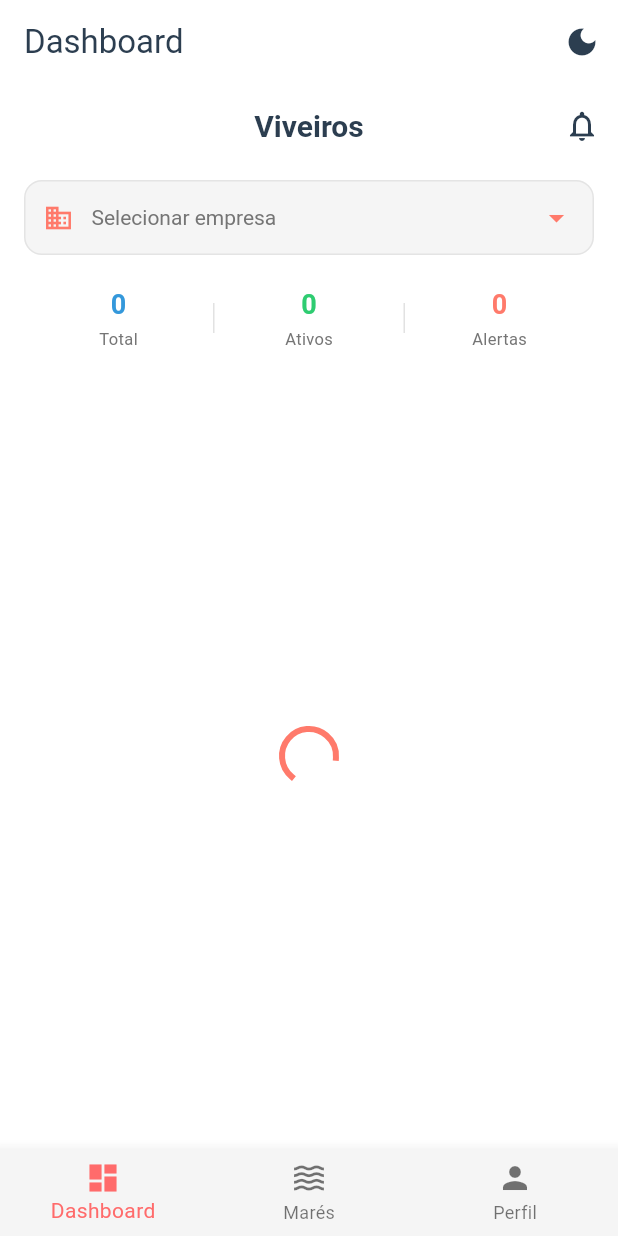
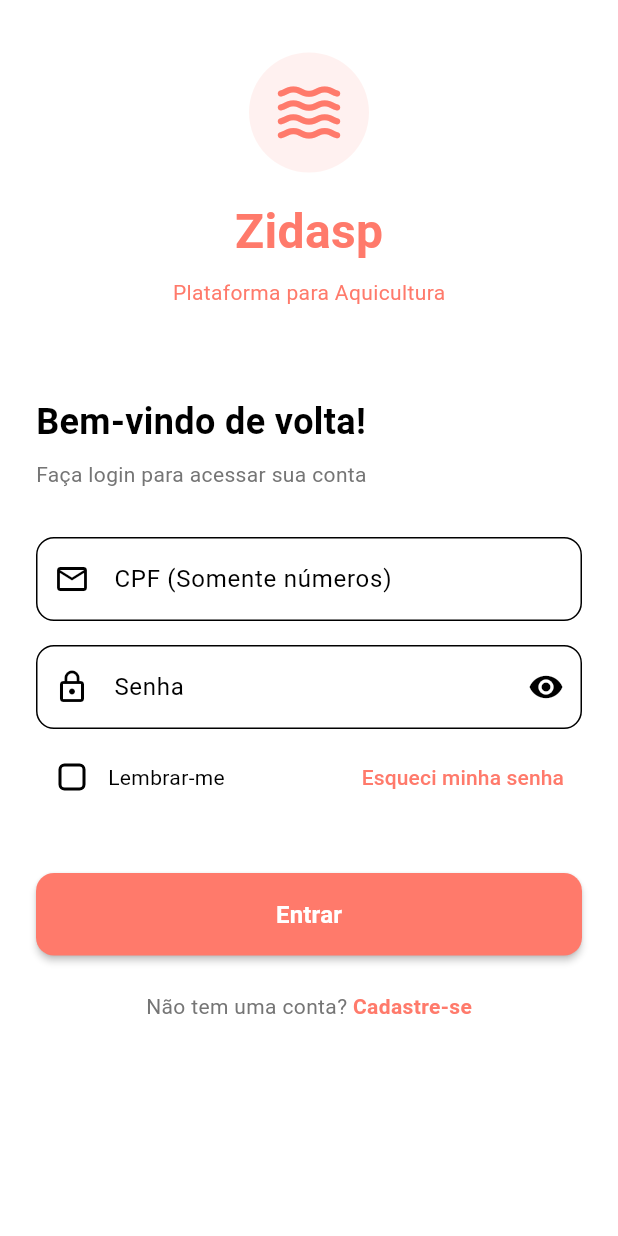
Before and after one commit to italomsilva/zidasp_app, a Flutter app: the first screen one second after launch, on a phone screen of 412 x 824 dp. Run offline on Flutter 3.47's test engine with Material 3 defaults, Android fonts, the phone set to English and light mode, and no system bars; our stand-ins replace dio, get_it, shared_preferences, signals.

Commit message:
feat: login page refactor: auth logic

```diff
--- a/lib/main.dart
+++ b/lib/main.dart
@@ -2,6 +2,7 @@
 import 'package:flutter/material.dart';
 import 'package:signals/signals_flutter.dart';
 import 'package:zidasp_app/core/di.dart';
+import 'package:zidasp_app/modules/auth/pages/login_page.dart';
 import 'core/theme/theme_controller.dart';
 import 'core/theme/app_theme.dart';
 import 'navigation/main_navigation.dart';
@@ -19,8 +20,7 @@ class ZidaspApp extends StatelessWidget {
   Widget build(BuildContext context) {
     final themeController = inject<ThemeController>();
 
-    return Watch(
-      (context) {
+    return Watch((context) {
       final themeMode = themeController.themeMode.value;
 
       return MaterialApp(
@@ -29,9 +29,12 @@ class ZidaspApp extends StatelessWidget {
         theme: AppTheme.lightTheme,
         darkTheme: AppTheme.darkTheme,
         themeMode: themeMode,
-          home: const MainNavigation(),
+        routes: {
+          '/login': (context) => const LoginPage(),
+          '/home': (context) => const MainNavigation(),
+        },
+        initialRoute: '/login',
       );
-      },
-    );
+    });
   }
 }
--- a/lib/modules/auth/auth_module.dart
+++ b/lib/modules/auth/auth_module.dart
@@ -1,4 +1,5 @@
 import 'package:get_it/get_it.dart';
+import 'package:zidasp_app/modules/auth/controllers/login_controller.dart';
 import '../../../modules/auth/repositories/user_repository.dart';
 import '../../../modules/auth/controllers/profile_controller.dart';
 
@@ -11,5 +12,9 @@ class AuthModule {
     getIt.registerFactory<ProfileController>(
       () => ProfileController(getIt<UserRepository>()),
     );
+
+    getIt.registerFactory<LoginController>(
+      () => LoginController(getIt<UserRepository>()),
+    );
   }
 }
--- /dev/null
+++ b/lib/modules/auth/controllers/login_controller.dart
@@ -0,0 +1,101 @@
+// lib/modules/auth/controllers/login_controller.dart
+import 'package:signals/signals.dart';
+import 'package:zidasp_app/modules/auth/repositories/user_repository.dart';
+
+enum LoginStatus { initial, loading, success, error }
+
+class LoginController {
+  final UserRepository _repository;
+
+  // Signals para campos do formulário
+  final documentInput = signal<String>('');
+  final passwordInput = signal<String>('');
+  final isPasswordVisible = signal<bool>(false);
+  final rememberMe = signal<bool>(false);
+
+  // Signals para validação
+  final documentError = signal<String?>(null);
+  final passwordError = signal<String?>(null);
+
+  // Signals para status do login
+  final status = signal<LoginStatus>(LoginStatus.initial);
+  final errorMessage = signal<String?>('');
+
+  // Computed para validar formulário
+  late final isFormValid = computed(() {
+    return documentInput.value.isNotEmpty &&
+        passwordInput.value.isNotEmpty;
+  });
+
+  LoginController(this._repository);
+
+  void setDocumentInput(String value) {
+    documentInput.value = value;
+    _validateDocument();
+  }
+
+  void setPasswordInput(String value) {
+    passwordInput.value = value;
+    _validatePassword();
+  }
+
+  void togglePasswordVisibility() {
+    isPasswordVisible.value = !isPasswordVisible.value;
+  }
+
+  void toggleRememberMe() {
+    rememberMe.value = !rememberMe.value;
+  }
+
+  void _validateDocument() {
+    if (documentInput.value.isEmpty) {
+      documentError.value = 'Documento é obrigatório';
+    } else {
+      documentError.value = null;
+    }
+  }
+
+  void _validatePassword() {
+    if (passwordInput.value.isEmpty) {
+      passwordError.value = 'Senha é obrigatória';
+    } else if (passwordInput.value.length < 6) {
+      passwordError.value = 'Senha deve ter pelo menos 6 caracteres';
+    } else {
+      passwordError.value = null;
+    }
+  }
+  Future<bool> login() async {
+    _validateDocument();
+    _validatePassword();
+
+    if (documentError.value != null || passwordError.value != null) {
+      return false;
+    }
+
+    status.value = LoginStatus.loading;
+    errorMessage.value = null;
+
+    try {
+      // Usar mockLogin por enquanto
+      final response = await _repository.login(documentInput.value, passwordInput.value);
+
+      // Se "lembrar-me" estiver marcado, salvar credenciais (apenas token!)
+      if (rememberMe.value) {
+        // Salvar token no SharedPreferences
+        // await _saveToken(response.token);
+      }
+
+      status.value = LoginStatus.success;
+      return true;
+    } catch (e) {
+      status.value = LoginStatus.error;
+      errorMessage.value = 'Erro inesperado. Tente novamente.';
+      return false;
+    }
+  }
+
+  void reset() {
+    status.value = LoginStatus.initial;
+    errorMessage.value = null;
+  }
+}
--- /dev/null
+++ b/lib/modules/auth/pages/login_page.dart
@@ -0,0 +1,332 @@
+// lib/modules/auth/pages/login_page.dart
+import 'package:flutter/material.dart';
+import 'package:signals/signals_flutter.dart';
+import '../../../core/di.dart';
+import '../../../core/theme/app_theme.dart';
+import '../controllers/login_controller.dart';
+
+class LoginPage extends StatefulWidget {
+  const LoginPage({Key? key}) : super(key: key);
+
+  @override
+  State<LoginPage> createState() => _LoginPageState();
+}
+
+class _LoginPageState extends State<LoginPage> {
+  late final controller = inject<LoginController>();
+
+  final _emailFocus = FocusNode();
+  final _passwordFocus = FocusNode();
+
+  @override
+  void dispose() {
+    _emailFocus.dispose();
+    _passwordFocus.dispose();
+    super.dispose();
+  }
+
+  @override
+  Widget build(BuildContext context) {
+    return Scaffold(
+      body: SafeArea(
+        child: CustomScrollView(
+          slivers: [
+            // Header com ilustração
+            SliverToBoxAdapter(
+              child: Container(
+                height: 240,
+                child: Center(
+                  child: Column(
+                    mainAxisAlignment: MainAxisAlignment.center,
+                    children: [
+                      Container(
+                        width: 80,
+                        height: 80,
+                        decoration: BoxDecoration(
+                          color: AppColors.shrimpAlert.withOpacity(0.1),
+                          shape: BoxShape.circle,
+                        ),
+                        child: const Icon(
+                          Icons.waves_rounded,
+                          size: 50,
+                          color: AppColors.shrimpAlert,
+                        ),
+                      ),
+                      const SizedBox(height: 16),
+                      const Text(
+                        'Zidasp',
+                        style: TextStyle(
+                          fontSize: 32,
+                          fontWeight: FontWeight.bold,
+                          color: AppColors.shrimpAlert,
+                        ),
+                      ),
+                      const SizedBox(height: 8),
+                      Text(
+                        'Plataforma para Aquicultura',
+                        style: TextStyle(
+                          fontSize: 14,
+                          color: AppColors.shrimpAlert,
+                        ),
+                      ),
+                    ],
+                  ),
+                ),
+              ),
+            ),
+
+            // Formulário de login
+            SliverToBoxAdapter(
+              child: Padding(
+                padding: const EdgeInsets.all(24),
+                child: Column(
+                  crossAxisAlignment: CrossAxisAlignment.stretch,
+                  children: [
+                    // Título do formulário
+                    const Text(
+                      'Bem-vindo de volta!',
+                      style: TextStyle(
+                        fontSize: 24,
+                        fontWeight: FontWeight.bold,
+                      ),
+                    ),
+                    const SizedBox(height: 8),
+                    Text(
+                      'Faça login para acessar sua conta',
+                      style: TextStyle(
+                        fontSize: 14,
+                        color: Colors.grey.shade600,
+                      ),
+                    ),
+
+                    const SizedBox(height: 32),
+
+                    // Campo de documento
+                    Watch(
+                      (context) => TextField(
+                        onChanged: controller.setDocumentInput,
+                        focusNode: _emailFocus,
+                        keyboardType: TextInputType.emailAddress,
+                        textInputAction: TextInputAction.next,
+                        onEditingComplete: () {
+                          _emailFocus.unfocus();
+                          FocusScope.of(context).requestFocus(_passwordFocus);
+                        },
+                        decoration: InputDecoration(
+                          labelText: 'CPF (Somente números)',
+                          hintText: '12345678900',
+                          prefixIcon: const Icon(Icons.email_outlined),
+                          errorText: controller.documentError.value,
+                          border: OutlineInputBorder(
+                            borderRadius: BorderRadius.circular(12),
+                          ),
+                          focusedBorder: OutlineInputBorder(
+                            borderRadius: BorderRadius.circular(12),
+                            borderSide: BorderSide(
+                              color: AppColors.shrimpAlert,
+                              width: 2,
+                            ),
+                          ),
+                        ),
+                      ),
+                    ),
+
+                    const SizedBox(height: 16),
+
+                    // Campo de senha
+                    Watch(
+                      (context) => TextField(
+                        onChanged: controller.setPasswordInput,
+                        focusNode: _passwordFocus,
+                        obscureText: !controller.isPasswordVisible.value,
+                        textInputAction: TextInputAction.done,
+                        onEditingComplete: () async {
+                          _passwordFocus.unfocus();
+                          if (controller.isFormValid.value) {
+                            await _handleLogin();
+                          }
+                        },
+                        decoration: InputDecoration(
+                          labelText: 'Senha',
+                          hintText: '',
+                          prefixIcon: const Icon(Icons.lock_outline),
+                          suffixIcon: IconButton(
+                            icon: Icon(
+                              controller.isPasswordVisible.value
+                                  ? Icons.visibility_off
+                                  : Icons.visibility,
+                            ),
+                            onPressed: controller.togglePasswordVisibility,
+                          ),
+                          errorText: controller.passwordError.value,
+                          border: OutlineInputBorder(
+                            borderRadius: BorderRadius.circular(12),
+                          ),
+                          focusedBorder: OutlineInputBorder(
+                            borderRadius: BorderRadius.circular(12),
+                            borderSide: BorderSide(
+                              color: AppColors.shrimpAlert,
+                              width: 2,
+                            ),
+                          ),
+                        ),
+                      ),
+                    ),
+
+                    const SizedBox(height: 8),
+
+                    // Lembrar-me e Esqueci senha
+                    Row(
+                      mainAxisAlignment: MainAxisAlignment.spaceBetween,
+                      children: [
+                        // Checkbox "Lembrar-me"
+                        Watch(
+                          (context) => Row(
+                            children: [
+                              Checkbox(
+                                value: controller.rememberMe.value,
+                                onChanged: (_) => controller.toggleRememberMe(),
+                                activeColor: AppColors.shrimpAlert,
+                                shape: RoundedRectangleBorder(
+                                  borderRadius: BorderRadius.circular(4),
+                                ),
+                              ),
+                              const Text('Lembrar-me'),
+                            ],
+                          ),
+                        ),
+
+                        // Link "Esqueci senha"
+                        TextButton(
+                          onPressed: controller.login,
+                          style: TextButton.styleFrom(
+                            foregroundColor: AppColors.shrimpAlert,
+                          ),
+                          child: const Text('Esqueci minha senha'),
+                        ),
+                      ],
+                    ),
+
+                    const SizedBox(height: 24),
+
+                    // Mensagem de erro
+                    Watch(
+                      (context) {
+                        if (controller.errorMessage.value != null && controller.errorMessage.value != "") {
+                          return Container(
+                            padding: const EdgeInsets.all(12),
+                            decoration: BoxDecoration(
+                              color: AppColors.shrimpAlert.withOpacity(0.1),
+                              borderRadius: BorderRadius.circular(8),
+                              border: Border.all(
+                                color: AppColors.shrimpAlert.withOpacity(0.3),
+                              ),
+                            ),
+                            child: Row(
+                              children: [
+                                Icon(
+                                  Icons.error_outline,
+                                  color: AppColors.shrimpAlert,
+                                  size: 20,
+                                ),
+                                const SizedBox(width: 8),
+                                Expanded(
+                                  child: Text(
+                                    controller.errorMessage.value!,
+                                    style: TextStyle(
+                                      color: AppColors.shrimpAlert,
+                                      fontSize: 14,
+                                    ),
+                                  ),
+                                ),
+                              ],
+                            ),
+                          );
+                        }
+                        return const SizedBox.shrink();
+                      },
+                    ),
+
+                    const SizedBox(height: 16),
+
+                    // Botão de login
+                    Watch(
+                      (context) => ElevatedButton(
+                        onPressed: controller.status.value == LoginStatus.loading
+                            ? null
+                            : _handleLogin,
+                        style: ElevatedButton.styleFrom(
+                          backgroundColor: AppColors.shrimpAlert,
+                          foregroundColor: Colors.white,
+                          disabledBackgroundColor: Colors.grey.shade300,
+                          padding: const EdgeInsets.symmetric(vertical: 16),
+                          shape: RoundedRectangleBorder(
+                            borderRadius: BorderRadius.circular(12),
+                          ),
+                          elevation: 2,
+                        ),
+                        child: controller.status.value == LoginStatus.loading
+                            ? const SizedBox(
+                                height: 20,
+                                width: 20,
+                                child: CircularProgressIndicator(
+                                  strokeWidth: 2,
+                                  valueColor: AlwaysStoppedAnimation<Color>(
+                                    Colors.white,
+                                  ),
+                                ),
+                              )
+                            : const Text(
+                                'Entrar',
+                                style: TextStyle(
+                                  fontSize: 16,
+                                  fontWeight: FontWeight.bold,
+                                ),
+                              ),
+                      ),
+                    ),
+
+                    const SizedBox(height: 24),
+
+                    // Link para cadastro
+                    Row(
+                      mainAxisAlignment: MainAxisAlignment.center,
+                      children: [
+                        Text(
+                          'Não tem uma conta? ',
+                          style: TextStyle(color: Colors.grey.shade600),
+                        ),
+                        GestureDetector(
+                          onTap: () {
+                            // Navegar para cadastro
+                          },
+                          child: Text(
+                            'Cadastre-se',
+                            style: TextStyle(
+                              color: AppColors.shrimpAlert,
+                              fontWeight: FontWeight.bold,
+                            ),
+                          ),
+                        ),
+                      ],
+                    ),
+                  ],
+                ),
+              ),
+            ),
+          ],
+        ),
+      ),
+    );
+  }
+
+  Future<void> _handleLogin() async {
+    final success = await controller.login();
+
+    if (success && mounted) {
+    print("----------login sucesso");
+      // Login bem-sucedido - navegar para a home
+      Navigator.pushReplacementNamed(context, '/home');
+    }
+  }
+}
--- a/lib/modules/pond/controllers/dashboard_controller.dart
+++ b/lib/modules/pond/controllers/dashboard_controller.dart
@@ -32,6 +32,11 @@ class DashboardController {
   DashboardController(this._repository);
 
   final isSwitchingCompany = signal<bool>(false);
+
+
+  Future<void> initialize() async {
+    //todo implement
+  }
 
   Future<void> selectCompany(String companyId) async {
     if (selectedCompanyId.value == companyId) return;
```
Also changed, not shown: lib/data/mock_data.dart (+26 -55 lines), lib/modules/auth/dtos/user_dto.dart (+15 -14 lines), lib/modules/auth/repositories/user_repository.dart (+12 -0 lines). Lines whose indentation alone changed are shown as unchanged.
